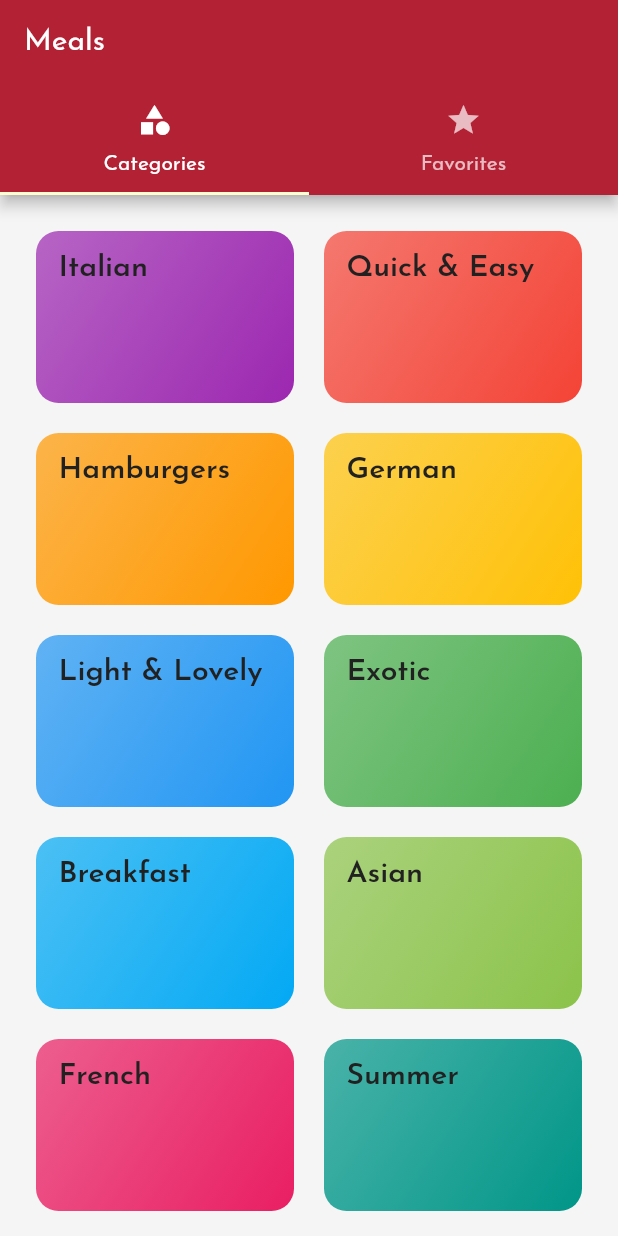
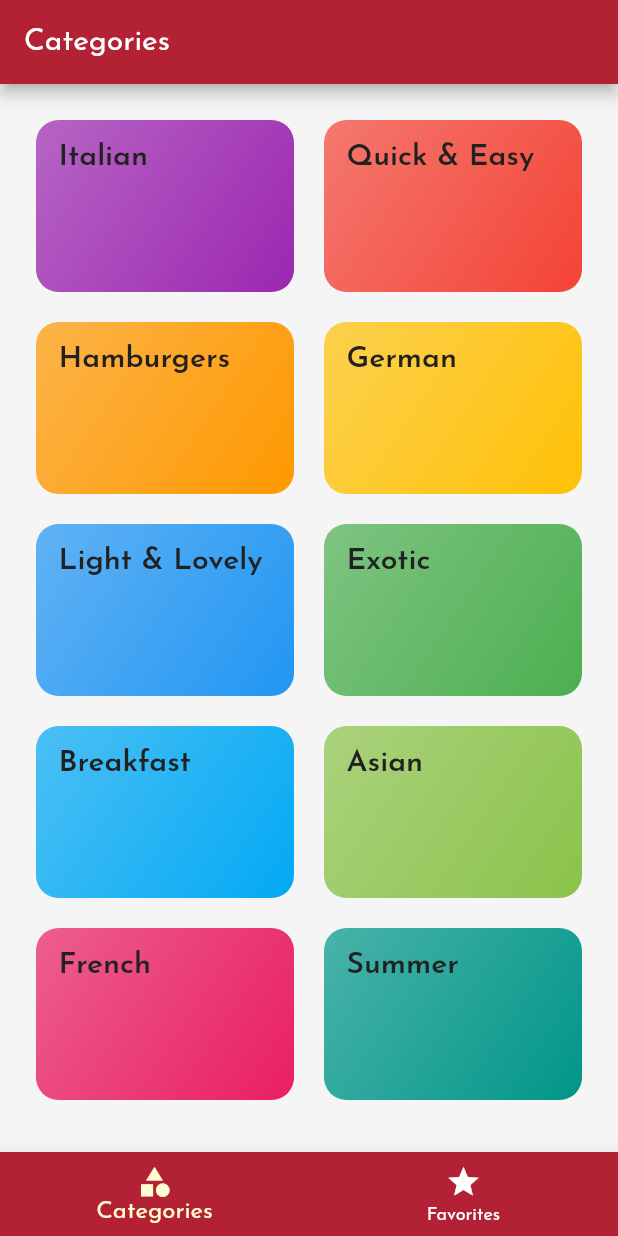
Before and after one commit to Allabergen/Meal-Flutter, a Flutter app: the screen it shows after launch, on a phone screen of 412 x 824 dp. Run offline on Flutter 3.47's test engine with Material 2 defaults, Android fonts, the phone set to English and light mode, and no system bars.

```diff
--- a/lib/screens/tabs_screen.dart
+++ b/lib/screens/tabs_screen.dart
@@ -8,33 +8,83 @@ class TabsScreen extends StatefulWidget {
 }
 
 class _TabsScreenState extends State<TabsScreen> {
+  final List<Map<String, Object>> _pages = [
+    {
+      'page': CategoriesScreen(),
+      'title': 'Categories',
+    },
+    {
+      'page': FavoritesScreen(),
+      'title': 'Favorites',
+    },
+  ];
+  int _selectedPageIndex = 0;
+
+  void _selectPage(int index) {
+    setState(() {
+      _selectedPageIndex = index;
+    });
+  }
+
   @override
   Widget build(BuildContext context) {
-    return DefaultTabController(
-      child: Scaffold(
-        appBar: AppBar(
-          title: Text('Meals'),
-          bottom: TabBar(
-            tabs: <Widget>[
-              Tab(
-                icon: Icon(Icons.category),
-                text: 'Categories',
-              ),
-              Tab(
-                icon: Icon(Icons.star),
-                text: 'Favorites',
-              ),
-            ],
+    return Scaffold(
+      appBar: AppBar(
+        title: Text(_pages[_selectedPageIndex]['title']),
+      ),
+      body: _pages[_selectedPageIndex]['page'],
+      bottomNavigationBar: BottomNavigationBar(
+        onTap: _selectPage,
+        backgroundColor: Theme.of(context).primaryColor,
+        unselectedItemColor: Colors.white,
+        selectedItemColor: Theme.of(context).accentColor,
+        currentIndex: _selectedPageIndex,
+        selectedFontSize: 16.0,
+        type: BottomNavigationBarType.fixed,
+        items: <BottomNavigationBarItem>[
+          BottomNavigationBarItem(
+            backgroundColor: Theme.of(context).primaryColor,
+            icon: Icon(
+              Icons.category,
+            ),
+            title: Text('Categories'),
           ),
-        ),
-        body: TabBarView(
-          children: <Widget>[
-            CategoriesScreen(),
-            FavoritesScreen(),
-          ],
-        ),
+          BottomNavigationBarItem(
+            backgroundColor: Theme.of(context).primaryColor,
+            icon: Icon(
+              Icons.star,
+            ),
+            title: Text('Favorites'),
+          ),
+        ],
       ),
-      length: 2,
     );
+
+    // return DefaultTabController(
+    //   child: Scaffold(
+    //     appBar: AppBar(
+    //       title: Text('Meals'),
+    //       bottom: TabBar(
+    //         tabs: <Widget>[
+    //           Tab(
+    //             icon: Icon(Icons.category),
+    //             text: 'Categories',
+    //           ),
+    //           Tab(
+    //             icon: Icon(Icons.star),
+    //             text: 'Favorites',
+    //           ),
+    //         ],
+    //       ),
+    //     ),
+    //     body: TabBarView(
+    //       children: <Widget>[
+    //         CategoriesScreen(),
+    //         FavoritesScreen(),
+    //       ],
+    //     ),
+    //   ),
+    //   length: 2,
+    // );
   }
 }
```
